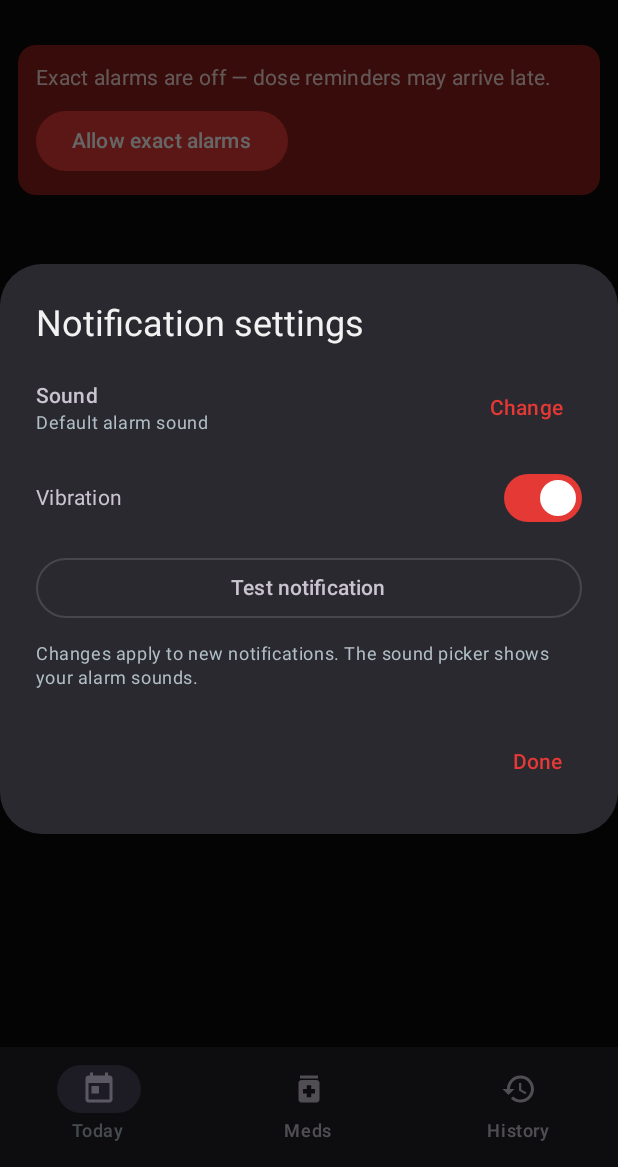
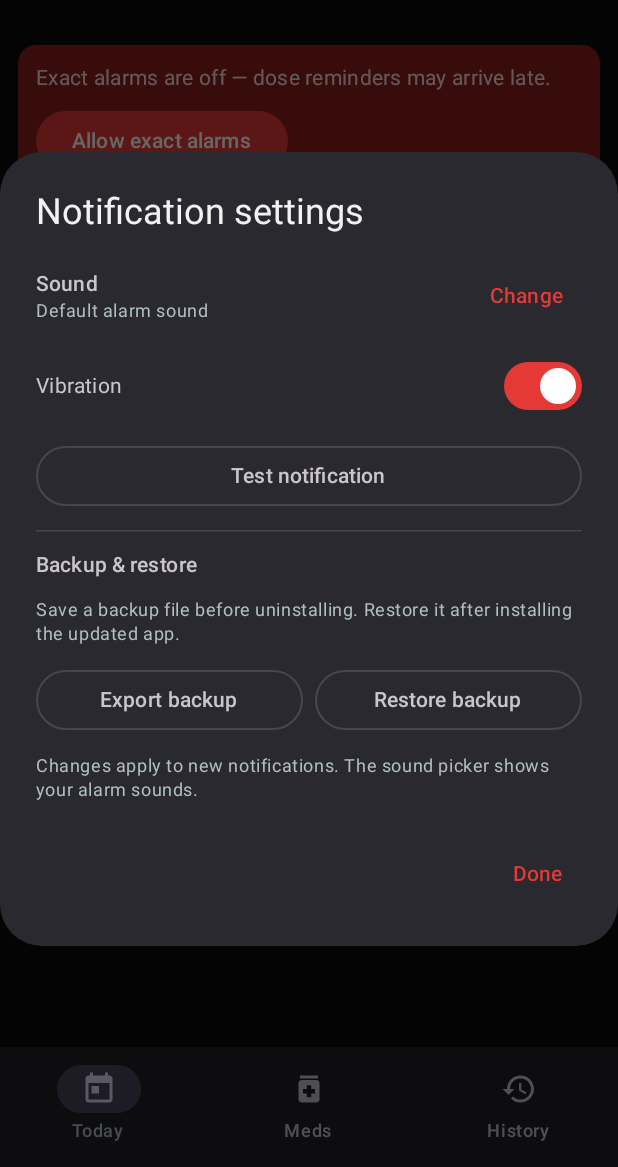
Before and after one commit to DeadManBP/PillReminder, an Android app built with Jetpack Compose: the screen it shows after launch (MainActivity), after a tap on "Notification settings", on a phone screen of 412 x 824 dp, the part 69-1236 px from its top. Run offline under Robolectric (Android 15) with nearby library versions, the phone set to English and light mode, and no system bars.

Commit message:
Add backup and restore controls to app settings

```diff
--- a/app/src/main/java/ca/pillreminder/MainActivity.kt
+++ b/app/src/main/java/ca/pillreminder/MainActivity.kt
@@ -12,6 +12,8 @@ import androidx.activity.ComponentActivity
 import androidx.activity.compose.setContent
 import androidx.activity.result.contract.ActivityResultContracts
 import androidx.compose.foundation.layout.*
+import androidx.compose.foundation.rememberScrollState
+import androidx.compose.foundation.verticalScroll
 import androidx.compose.material.icons.Icons
 import androidx.compose.material.icons.filled.Add
 import androidx.compose.material.icons.filled.History
@@ -187,6 +189,23 @@ class PillState(val ctx: Context) {
     fun refillMed(med: Medication, newCount: Int) {
         store.upsertMed(med.copy(pillsRemaining = newCount.coerceAtLeast(0)))
         NotificationHelper.cancelRefillAlert(ctx, med.id)
+        reload()
+    }
+
+    fun exportBackup(uri: Uri) {
+        val output = ctx.contentResolver.openOutputStream(uri)
+            ?: throw IllegalStateException("Could not open the selected backup location.")
+        output.use { store.writeBackup(it) }
+    }
+
+    fun restoreBackup(uri: Uri) {
+        val input = ctx.contentResolver.openInputStream(uri)
+            ?: throw IllegalStateException("Could not open the selected backup file.")
+        input.use { store.restoreBackup(it) }
+        // A pending notification belongs to the old installation and cannot be restored.
+        store.clearPending()
+        NotificationHelper.syncChannel(ctx)
+        AlarmScheduler.scheduleAll(ctx)
         reload()
     }
 
@@ -398,6 +417,28 @@ private fun NotificationSettingsDialog(
     var vibrationOn by remember { mutableStateOf(state.vibrationEnabled()) }
     var soundName by remember { mutableStateOf(state.notifSoundName()) }
 
+    var backupMessage by remember { mutableStateOf<String?>(null) }
+    var restoreUri by remember { mutableStateOf<Uri?>(null) }
+
+    val exportBackupLauncher = androidx.activity.compose.rememberLauncherForActivityResult(
+        ActivityResultContracts.CreateDocument("application/json")
+    ) { uri ->
+        if (uri != null) {
+            backupMessage = try {
+                state.exportBackup(uri)
+                "Backup saved successfully."
+            } catch (e: Exception) {
+                "Backup failed: ${e.message ?: "unknown error"}"
+            }
+        }
+    }
+
+    val importBackupLauncher = androidx.activity.compose.rememberLauncherForActivityResult(
+        ActivityResultContracts.OpenDocument()
+    ) { uri ->
+        if (uri != null) restoreUri = uri
+    }
+
     val pickerLauncher = androidx.activity.compose.rememberLauncherForActivityResult(
         androidx.activity.result.contract.ActivityResultContracts.StartActivityForResult()
     ) { result ->
@@ -414,7 +455,10 @@ private fun NotificationSettingsDialog(
         onDismissRequest = onDismiss,
         title = { Text("Notification settings") },
         text = {
-            Column(verticalArrangement = Arrangement.spacedBy(12.dp)) {
+            Column(
+                modifier = Modifier.verticalScroll(rememberScrollState()),
+                verticalArrangement = Arrangement.spacedBy(12.dp)
+            ) {
                 Row(
                     verticalAlignment = Alignment.CenterVertically,
                     modifier = Modifier.fillMaxWidth()
@@ -469,6 +513,36 @@ private fun NotificationSettingsDialog(
                     onClick = { state.testNotification() },
                     modifier = Modifier.fillMaxWidth()
                 ) { Text("Test notification") }
+
+                HorizontalDivider()
+                Text("Backup & restore", style = MaterialTheme.typography.titleSmall)
+                Text(
+                    "Save a backup file before uninstalling. Restore it after installing the updated app.",
+                    style = MaterialTheme.typography.bodySmall,
+                    color = MaterialTheme.colorScheme.secondary
+                )
+                Row(horizontalArrangement = Arrangement.spacedBy(8.dp)) {
+                    OutlinedButton(
+                        onClick = {
+                            exportBackupLauncher.launch("PillReminder-backup.json")
+                        },
+                        modifier = Modifier.weight(1f)
+                    ) { Text("Export backup") }
+                    OutlinedButton(
+                        onClick = {
+                            importBackupLauncher.launch(arrayOf("application/json", "text/plain"))
+                        },
+                        modifier = Modifier.weight(1f)
+                    ) { Text("Restore backup") }
+                }
+                backupMessage?.let {
+                    Text(
+                        it,
+                        style = MaterialTheme.typography.bodySmall,
+                        color = if (it.startsWith("Backup failed")) MaterialTheme.colorScheme.error
+                        else MaterialTheme.colorScheme.tertiary
+                    )
+                }
                 Text(
                     "Changes apply to new notifications. The sound picker shows your alarm sounds.",
                     style = MaterialTheme.typography.bodySmall,
@@ -480,6 +554,32 @@ private fun NotificationSettingsDialog(
             TextButton(onClick = onDismiss) { Text("Done") }
         }
     )
+
+    restoreUri?.let { uri ->
+        AlertDialog(
+            onDismissRequest = { restoreUri = null },
+            title = { Text("Restore backup?") },
+            text = {
+                Text(
+                    "This replaces the medications, pill counts, reminder settings and dose history currently on this device. This cannot be undone."
+                )
+            },
+            confirmButton = {
+                TextButton(onClick = {
+                    backupMessage = try {
+                        state.restoreBackup(uri)
+                        "Backup restored successfully. Your reminders have been rescheduled."
+                    } catch (e: Exception) {
+                        "Restore failed: ${e.message ?: "unknown error"}"
+                    }
+                    restoreUri = null
+                }) { Text("Restore") }
+            },
+            dismissButton = {
+                TextButton(onClick = { restoreUri = null }) { Text("Cancel") }
+            }
+        )
+    }
 }
 
 // ---------- formatting helpers ----------
```
